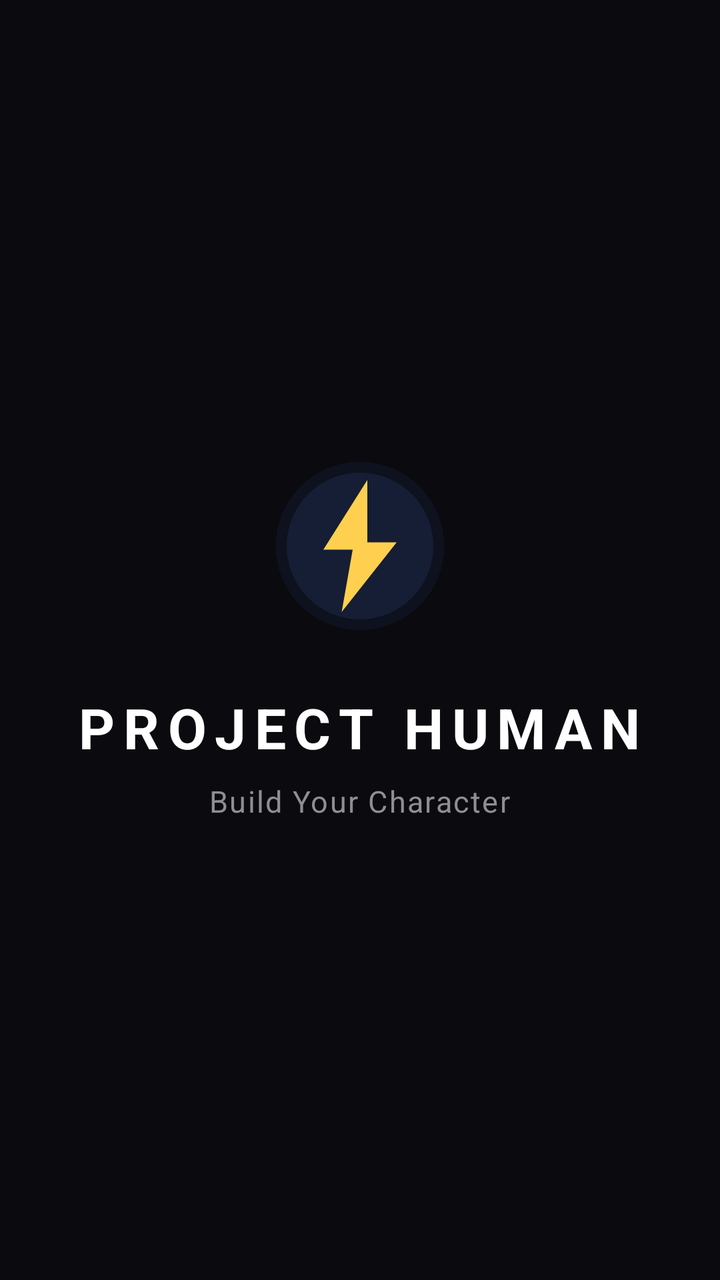
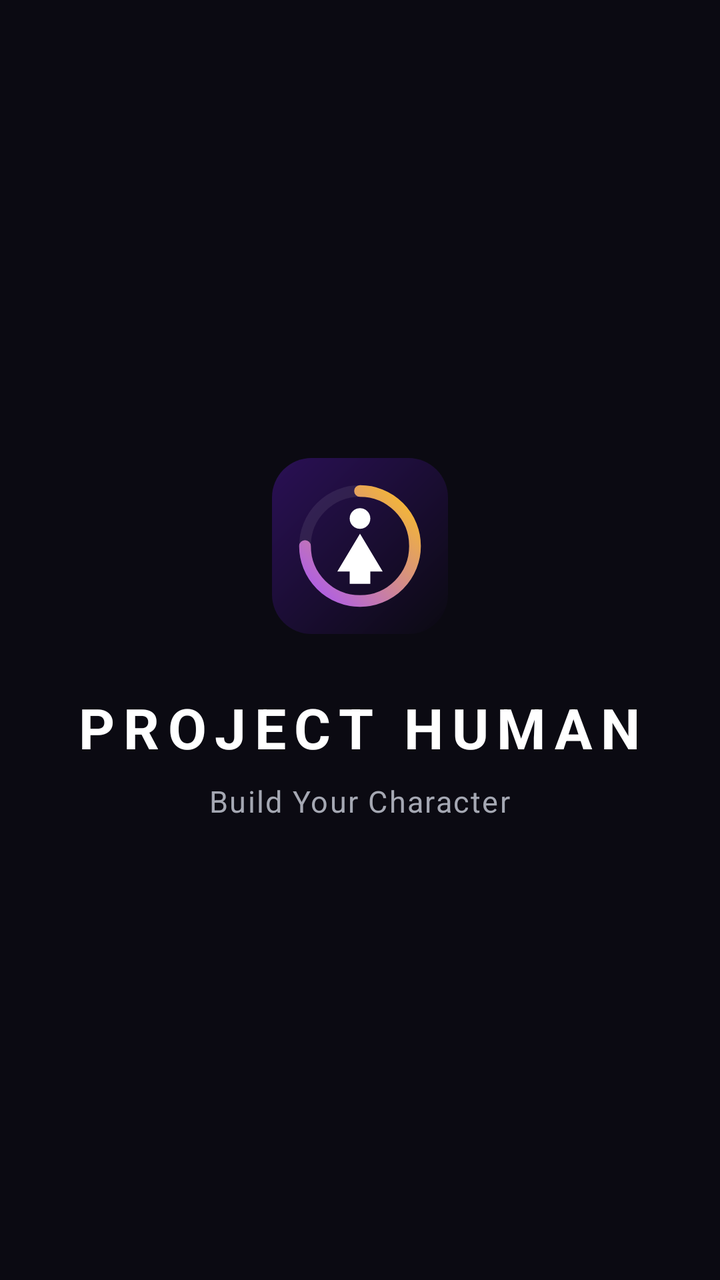

An Android layout rendered at two revisions. The XML below is the earlier revision; the diff shows what the commit changed to produce the second picture.
<!-- AndroidManifest.xml: activity theme Theme.ProjectHuman.Splash -->
<!-- res/layout/activity_splash.xml -->
<?xml version="1.0" encoding="utf-8"?>
<RelativeLayout xmlns:android="http://schemas.android.com/apk/res/android"
    android:layout_width="match_parent"
    android:layout_height="match_parent"
    android:background="#0a0a0f">

    <LinearLayout
        android:layout_width="match_parent"
        android:layout_height="wrap_content"
        android:orientation="vertical"
        android:gravity="center_horizontal"
        android:layout_centerInParent="true"
        android:paddingStart="32dp"
        android:paddingEnd="32dp">

        
        <ImageView
            android:id="@+id/splash_logo"
            android:layout_width="88dp"
            android:layout_height="88dp"
            android:layout_gravity="center_horizontal"
            android:layout_marginBottom="28dp"
            android:src="@drawable/splash_icon"
            android:contentDescription="@string/app_name" />

        
        <TextView
            android:layout_width="wrap_content"
            android:layout_height="wrap_content"
            android:layout_gravity="center_horizontal"
            android:text="PROJECT HUMAN"
            android:textColor="#ffffff"
            android:textSize="28sp"
            android:textStyle="bold"
            android:letterSpacing="0.15"
            android:gravity="center" />

        
        <TextView
            android:layout_width="wrap_content"
            android:layout_height="wrap_content"
            android:layout_gravity="center_horizontal"
            android:layout_marginTop="8dp"
            android:text="Build Your Character"
            android:textColor="#8e8e93"
            android:textSize="15sp"
            android:letterSpacing="0.05"
            android:gravity="center" />

    </LinearLayout>

</RelativeLayout>
<!-- resources referenced by this layout -->
<resources>
  <!-- drawable splash_icon (drawable) -->
  <vector xmlns:android="http://schemas.android.com/apk/res/android"
      android:width="96dp"
      android:height="96dp"
      android:viewportWidth="96"
      android:viewportHeight="96">
      
      <path
          android:fillColor="#1a4f8cff"
          android:pathData="M48,48m-40,0a40,40 0,1,1 80,0a40,40 0,1,1 -80,0"/>
      <path
          android:fillColor="#104f8cff"
          android:pathData="M48,48m-46,0a46,46 0,1,1 92,0a46,46 0,1,1 -92,0"/>
      
      <path
          android:fillColor="#ffd04f"
          android:pathData="M52,12 L28,50 L44,50 L38,84 L68,46 L52,46 Z"/>
  </vector>
  <string name="app_name">Project Human</string>
  <style name="Theme.ProjectHuman.Splash" parent="Theme.ProjectHuman.NoActionBar">
          <item name="android:windowBackground">@color/colorBackground</item>
          <item name="android:statusBarColor">@color/colorBackground</item>
          <item name="android:navigationBarColor">@color/colorBackground</item>
      </style>
  <style name="Theme.ProjectHuman.NoActionBar" parent="Theme.Material3.DayNight.NoActionBar">
          <item name="windowActionBar">false</item>
          <item name="windowNoTitle">true</item>
          <item name="android:windowBackground">@color/colorBackground</item>
      </style>
  <color name="colorBackground">#0a0a0f</color>
</resources>

<!-- the commit's change to res/layout/activity_splash.xml (unified diff, before → after) -->
@@ -2,7 +2,7 @@
 <RelativeLayout xmlns:android="http://schemas.android.com/apk/res/android"
     android:layout_width="match_parent"
     android:layout_height="match_parent"
-    android:background="#0a0a0f">
+    android:background="#0B0A12">
 
     <LinearLayout
         android:layout_width="match_parent"
@@ -42,7 +42,7 @@
             android:layout_gravity="center_horizontal"
             android:layout_marginTop="8dp"
             android:text="Build Your Character"
-            android:textColor="#8e8e93"
+            android:textColor="#A5A8B3"
             android:textSize="15sp"
             android:letterSpacing="0.05"
             android:gravity="center" />
<!-- resource entries referenced after the edit -->
@@ -1,22 +1,59 @@
 <!-- resources referenced by this layout -->
 <resources>
   <!-- drawable splash_icon (drawable) -->
+  <?xml version="1.0" encoding="utf-8"?>
   <vector xmlns:android="http://schemas.android.com/apk/res/android"
+      xmlns:aapt="http://schemas.android.com/aapt"
       android:width="96dp"
       android:height="96dp"
-      android:viewportWidth="96"
-      android:viewportHeight="96">
-      
+      android:viewportWidth="512"
+      android:viewportHeight="512">
+  
+      <path android:pathData="M115,0 L397,0 A115,115 0 0 1 512,115 L512,397 A115,115 0 0 1 397,512 L115,512 A115,115 0 0 1 0,397 L0,115 A115,115 0 0 1 115,0 Z">
+          <aapt:attr name="android:fillColor">
+              <gradient
+                  android:type="linear"
+                  android:startX="0"
+                  android:startY="0"
+                  android:endX="512"
+                  android:endY="512"
+                  android:startColor="#2A1055"
+                  android:endColor="#0B0A12" />
+          </aapt:attr>
+      </path>
+  
       <path
-          android:fillColor="#1a4f8cff"
-          android:pathData="M48,48m-40,0a40,40 0,1,1 80,0a40,40 0,1,1 -80,0"/>
+          android:pathData="M256,96 A160,160 0 0 1 256,416 A160,160 0 0 1 256,96"
+          android:strokeWidth="34"
+          android:strokeColor="#FFFFFF"
+          android:strokeAlpha="0.08"
+          android:fillColor="@android:color/transparent" />
+  
       <path
-          android:fillColor="#104f8cff"
-          android:pathData="M48,48m-46,0a46,46 0,1,1 92,0a46,46 0,1,1 -92,0"/>
-      
+          android:pathData="M256,96 A160,160 0 0 1 256,416 A160,160 0 0 1 256,96"
+          android:strokeWidth="34"
+          android:strokeLineCap="round"
+          android:trimPathStart="0"
+          android:trimPathEnd="0.75"
+          android:fillColor="@android:color/transparent">
+          <aapt:attr name="android:strokeColor">
+              <gradient
+                  android:type="linear"
+                  android:startX="96"
+                  android:startY="416"
+                  android:endX="416"
+                  android:endY="96"
+                  android:startColor="#A855F7"
+                  android:endColor="#FBBF24" />
+          </aapt:attr>
+      </path>
+  
       <path
-          android:fillColor="#ffd04f"
-          android:pathData="M52,12 L28,50 L44,50 L38,84 L68,46 L52,46 Z"/>
+          android:fillColor="#FFFFFF"
+          android:pathData="M226,176 A30,30 0 1 1 286,176 A30,30 0 1 1 226,176 Z" />
+      <path
+          android:fillColor="#FFFFFF"
+          android:pathData="M256,220 L322,330 L286,330 L286,366 L226,366 L226,330 L190,330 Z" />
   </vector>
   <string name="app_name">Project Human</string>
   <style name="Theme.ProjectHuman.Splash" parent="Theme.ProjectHuman.NoActionBar">
@@ -29,6 +66,6 @@
           <item name="windowNoTitle">true</item>
           <item name="android:windowBackground">@color/colorBackground</item>
       </style>
-  <color name="colorBackground">#0a0a0f</color>
+  <color name="colorBackground">#0B0A12</color>
 </resources>
 
